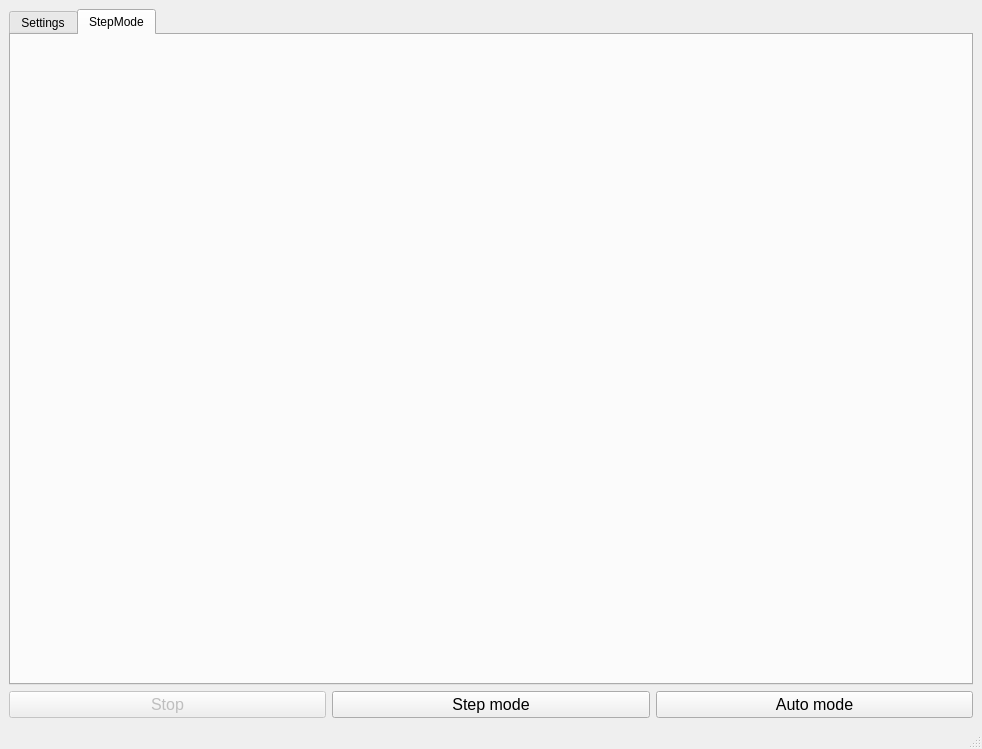
Before: the Qt Designer form src/APS/GUI/mainwindow.ui in HappyNano/APS-spbstu, drawn with Qt 5.
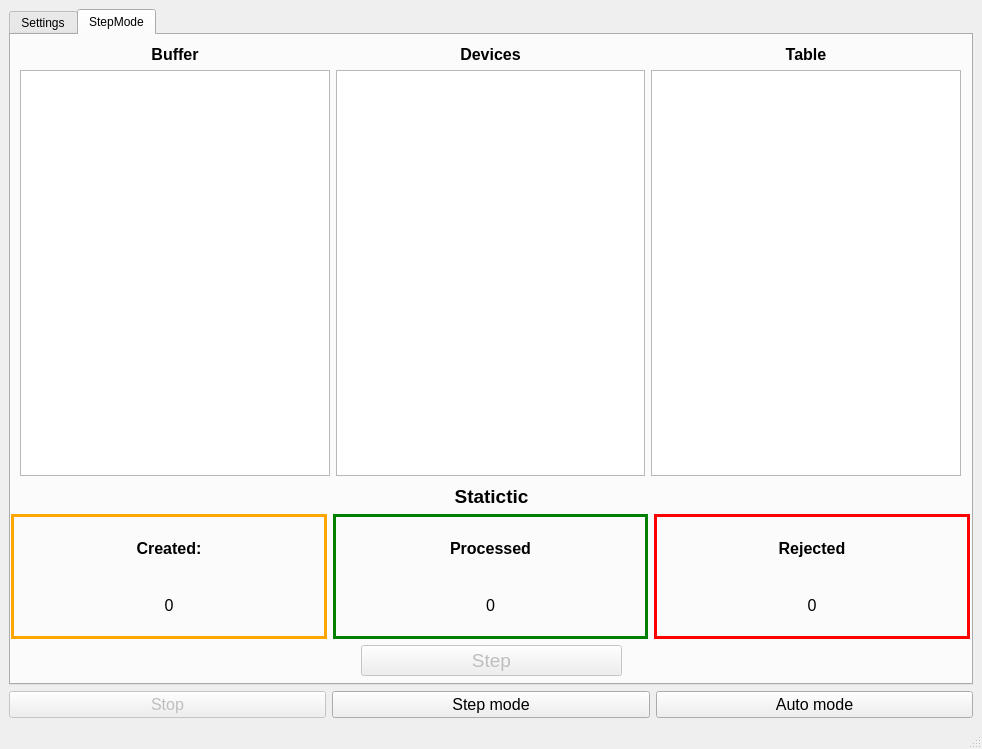
After: the same form once the commit is applied. The open tabs and pages were chosen to show the change.

Commit message: Added settings form. Corrected step mode form

What changed in the file:
```diff
--- a/src/APS/GUI/mainwindow.ui
+++ b/src/APS/GUI/mainwindow.ui
@@ -500,6 +500,345 @@
        <attribute name="title">
         <string>StepMode</string>
        </attribute>
+       <widget class="QWidget" name="verticalLayoutWidget_4">
+        <property name="geometry">
+         <rect>
+          <x>0</x>
+          <y>450</y>
+          <width>961</width>
+          <height>191</height>
+         </rect>
+        </property>
+        <layout class="QVBoxLayout" name="verticalLayout">
+         <item>
+          <widget class="QLabel" name="statLabel">
+           <property name="sizePolicy">
+            <sizepolicy hsizetype="Preferred" vsizetype="Fixed">
+             <horstretch>0</horstretch>
+             <verstretch>0</verstretch>
+            </sizepolicy>
+           </property>
+           <property name="font">
+            <font>
+             <pointsize>14</pointsize>
+             <weight>75</weight>
+             <bold>true</bold>
+            </font>
+           </property>
+           <property name="text">
+            <string>Statictic</string>
+           </property>
+           <property name="alignment">
+            <set>Qt::AlignCenter</set>
+           </property>
+          </widget>
+         </item>
+         <item>
+          <layout class="QHBoxLayout" name="horizontalLayout_14">
+           <property name="rightMargin">
+            <number>2</number>
+           </property>
+           <item>
+            <widget class="QWidget" name="verticalWidget_6" native="true">
+             <property name="styleSheet">
+              <string notr="true">border: 3px solid orange</string>
+             </property>
+             <layout class="QVBoxLayout" name="verticalLayout_8">
+              <item>
+               <widget class="QLabel" name="createdLabel">
+                <property name="font">
+                 <font>
+                  <pointsize>12</pointsize>
+                  <weight>75</weight>
+                  <bold>true</bold>
+                 </font>
+                </property>
+                <property name="styleSheet">
+                 <string notr="true">border: none;</string>
+                </property>
+                <property name="text">
+                 <string>Created:</string>
+                </property>
+                <property name="alignment">
+                 <set>Qt::AlignCenter</set>
+                </property>
+                <property name="wordWrap">
+                 <bool>false</bool>
+                </property>
+               </widget>
+              </item>
+              <item>
+               <widget class="QLabel" name="createdValueLabel">
+                <property name="font">
+                 <font>
+                  <pointsize>12</pointsize>
+                 </font>
+                </property>
+                <property name="styleSheet">
+                 <string notr="true">border: none;</string>
+                </property>
+                <property name="text">
+                 <string>0</string>
+                </property>
+                <property name="alignment">
+                 <set>Qt::AlignCenter</set>
+                </property>
+               </widget>
+              </item>
+             </layout>
+            </widget>
+           </item>
+           <item>
+            <widget class="QWidget" name="verticalWidget_7" native="true">
+             <property name="styleSheet">
+              <string notr="true">border: 3px solid green</string>
+             </property>
+             <layout class="QVBoxLayout" name="verticalLayout_9">
+              <item>
+               <widget class="QLabel" name="processedLabel">
+                <property name="font">
+                 <font>
+                  <pointsize>12</pointsize>
+                  <weight>75</weight>
+                  <bold>true</bold>
+                 </font>
+                </property>
+                <property name="styleSheet">
+                 <string notr="true">border: none;</string>
+                </property>
+                <property name="text">
+                 <string>Processed</string>
+                </property>
+                <property name="alignment">
+                 <set>Qt::AlignCenter</set>
+                </property>
+               </widget>
+              </item>
+              <item>
+               <widget class="QLabel" name="processedValueLabel">
+                <property name="font">
+                 <font>
+                  <pointsize>12</pointsize>
+                 </font>
+                </property>
+                <property name="styleSheet">
+                 <string notr="true">border: none;</string>
+                </property>
+                <property name="text">
+                 <string>0</string>
+                </property>
+                <property name="alignment">
+                 <set>Qt::AlignCenter</set>
+                </property>
+               </widget>
+              </item>
+             </layout>
+            </widget>
+           </item>
+           <item>
+            <widget class="QWidget" name="verticalWidget_5" native="true">
+             <property name="styleSheet">
+              <string notr="true">border: 3px solid red</string>
+             </property>
+             <layout class="QVBoxLayout" name="verticalLayout_7">
+              <item>
+               <widget class="QLabel" name="rejectedLabel">
+                <property name="font">
+                 <font>
+                  <pointsize>12</pointsize>
+                  <weight>75</weight>
+                  <bold>true</bold>
+                 </font>
+                </property>
+                <property name="styleSheet">
+                 <string notr="true">border: none;</string>
+                </property>
+                <property name="text">
+                 <string>Rejected</string>
+                </property>
+                <property name="alignment">
+                 <set>Qt::AlignCenter</set>
+                </property>
+               </widget>
+              </item>
+              <item>
+               <widget class="QLabel" name="rejectedValueLabel">
+                <property name="font">
+                 <font>
+                  <pointsize>12</pointsize>
+                 </font>
+                </property>
+                <property name="styleSheet">
+                 <string notr="true">border: none;</string>
+                </property>
+                <property name="text">
+                 <string>0</string>
+                </property>
+                <property name="alignment">
+                 <set>Qt::AlignCenter</set>
+                </property>
+               </widget>
+              </item>
+             </layout>
+            </widget>
+           </item>
+          </layout>
+         </item>
+         <item>
+          <layout class="QHBoxLayout" name="horizontalLayout_18">
+           <item>
+            <spacer name="horizontalSpacer_3">
+             <property name="orientation">
+              <enum>Qt::Horizontal</enum>
+             </property>
+             <property name="sizeType">
+              <enum>QSizePolicy::Fixed</enum>
+             </property>
+             <property name="sizeHint" stdset="0">
+              <size>
+               <width>350</width>
+               <height>20</height>
+              </size>
+             </property>
+            </spacer>
+           </item>
+           <item>
+            <widget class="QPushButton" name="oneStepButton">
+             <property name="enabled">
+              <bool>false</bool>
+             </property>
+             <property name="font">
+              <font>
+               <pointsize>14</pointsize>
+              </font>
+             </property>
+             <property name="text">
+              <string>Step</string>
+             </property>
+            </widget>
+           </item>
+           <item>
+            <spacer name="horizontalSpacer_4">
+             <property name="orientation">
+              <enum>Qt::Horizontal</enum>
+             </property>
+             <property name="sizeType">
+              <enum>QSizePolicy::Fixed</enum>
+             </property>
+             <property name="sizeHint" stdset="0">
+              <size>
+               <width>350</width>
+               <height>20</height>
+              </size>
+             </property>
+            </spacer>
+           </item>
+          </layout>
+         </item>
+        </layout>
+       </widget>
+       <widget class="QWidget" name="horizontalLayoutWidget_10">
+        <property name="geometry">
+         <rect>
+          <x>9</x>
+          <y>10</y>
+          <width>941</width>
+          <height>431</height>
+         </rect>
+        </property>
+        <layout class="QHBoxLayout" name="horizontalLayout_19">
+         <item>
+          <layout class="QVBoxLayout" name="verticalLayout_12">
+           <item>
+            <widget class="QLabel" name="label_2">
+             <property name="sizePolicy">
+              <sizepolicy hsizetype="Preferred" vsizetype="Fixed">
+               <horstretch>0</horstretch>
+               <verstretch>0</verstretch>
+              </sizepolicy>
+             </property>
+             <property name="font">
+              <font>
+               <pointsize>12</pointsize>
+               <weight>75</weight>
+               <bold>true</bold>
+              </font>
+             </property>
+             <property name="text">
+              <string>Buffer</string>
+             </property>
+             <property name="alignment">
+              <set>Qt::AlignCenter</set>
+             </property>
+            </widget>
+           </item>
+           <item>
+            <widget class="QTableWidget" name="tableWidget"/>
+           </item>
+          </layout>
+         </item>
+         <item>
+          <layout class="QVBoxLayout" name="verticalLayout_13">
+           <item>
+            <widget class="QLabel" name="label_4">
+             <property name="sizePolicy">
+              <sizepolicy hsizetype="Preferred" vsizetype="Fixed">
+               <horstretch>0</horstretch>
+               <verstretch>0</verstretch>
+              </sizepolicy>
+             </property>
+             <property name="font">
+              <font>
+               <pointsize>12</pointsize>
+               <weight>75</weight>
+               <bold>true</bold>
+              </font>
+             </property>
+             <property name="text">
+              <string>Devices</string>
+             </property>
+             <property name="alignment">
+              <set>Qt::AlignCenter</set>
+             </property>
+            </widget>
+           </item>
+           <item>
+            <widget class="QTableWidget" name="tableWidget_2"/>
+           </item>
+          </layout>
+         </item>
+         <item>
+          <layout class="QVBoxLayout" name="verticalLayout_11">
+           <item>
+            <widget class="QLabel" name="label_3">
+             <property name="sizePolicy">
+              <sizepolicy hsizetype="Preferred" vsizetype="Fixed">
+               <horstretch>0</horstretch>
+               <verstretch>0</verstretch>
+              </sizepolicy>
+             </property>
+             <property name="font">
+              <font>
+               <pointsize>12</pointsize>
+               <weight>75</weight>
+               <bold>true</bold>
+              </font>
+             </property>
+             <property name="text">
+              <string>Table</string>
+             </property>
+             <property name="alignment">
+              <set>Qt::AlignCenter</set>
+             </property>
+            </widget>
+           </item>
+           <item>
+            <widget class="QTableWidget" name="tableWidget_3"/>
+           </item>
+          </layout>
+         </item>
+        </layout>
+       </widget>
       </widget>
      </widget>
     </item>
```
Left out of the diff: 91 changed lines with no effect on the pictures. The commit also changes 8 other files.
